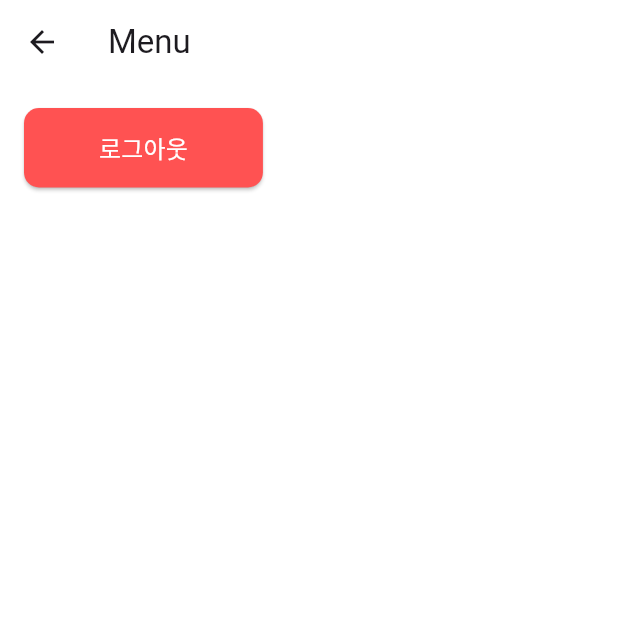
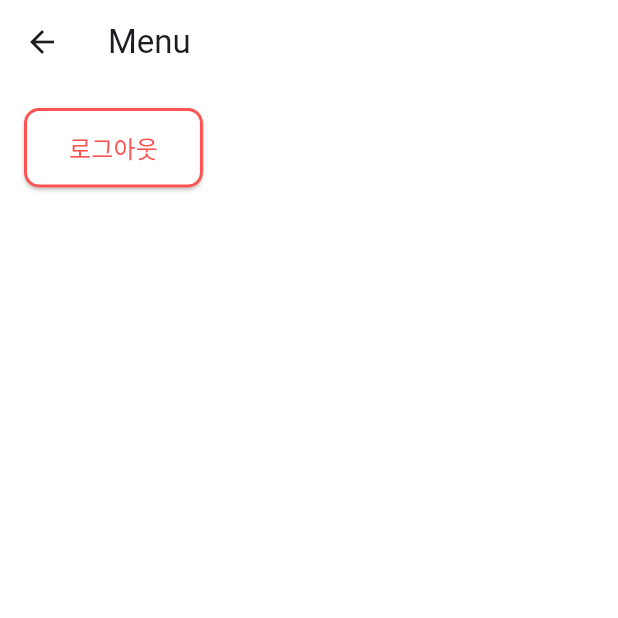
Before and after one commit to hackathone-mohaji/FrontEnd, a Flutter app: the MenuPage screen opened directly, on a phone screen of 412 x 824 dp, the top half of it. Run offline on Flutter 3.47's test engine with Material 3 defaults, Android fonts, the phone set to English and light mode, and no system bars; our stand-ins replace cached_network_image, image_picker, salomon_bottom_bar, shared_preferences; missing offline and left inert: photo_manager; accounts and stored records are empty.

Commit message:
modify: 메뉴버튼 수정

```diff
--- a/lib/presentation/screens/MenuPage.dart
+++ b/lib/presentation/screens/MenuPage.dart
@@ -30,19 +30,19 @@ class _MenuPageState extends State<MenuPage> {
             children: [
               ElevatedButton(
                 style: ElevatedButton.styleFrom(
-                  backgroundColor: Colors.redAccent,
-                  padding:
-                      const EdgeInsets.symmetric(horizontal: 50, vertical: 15),
+                  backgroundColor: Colors.white, // 🔥 버튼 배경색 흰색
+                  padding: const EdgeInsets.symmetric(horizontal: 30, vertical: 15),
                   shape: RoundedRectangleBorder(
-                    borderRadius: BorderRadius.circular(10.0), // 👈 모서리 둥글기 제거
+                    borderRadius: BorderRadius.circular(10.0), // 모서리 둥글기
+                    side: const BorderSide(color: Colors.redAccent, width: 2), // 🔥 테두리 색상 redAccent
                   ),
                 ),
                 onPressed: _logout,
                 child: const Text(
                   '로그아웃',
-                  style: TextStyle(fontSize: 16, color: Colors.white),
+                  style: TextStyle(fontSize: 16, color: Colors.redAccent), // 🔥 글씨 색상 redAccent
                 ),
-              ),
+              )
             ],
           ),
         ));
```
